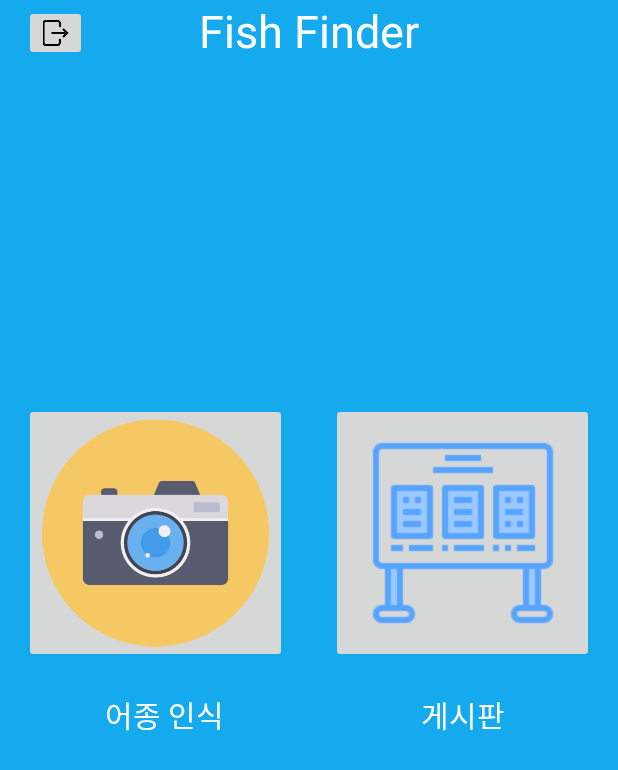
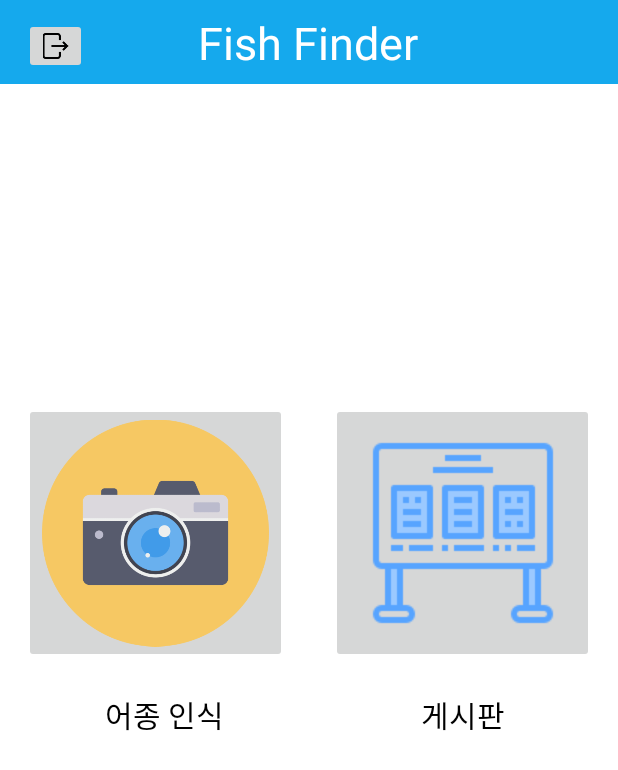
Before and after one commit to SEO-J17/2021_CapStone, an Android app: the Choice_Activity screen opened directly, with no data from a screen before it, on a phone screen of 412 x 824 dp. Shown: the top 770 px of the screen. Run offline under Robolectric (Android 15) with nearby library versions, the phone set to English and light mode, and no system bars.

Commit message:
Edit choice_activity

```diff
--- a/app/src/main/res/layout/activity_choice.xml
+++ b/app/src/main/res/layout/activity_choice.xml
@@ -3,10 +3,19 @@
     xmlns:android="http://schemas.android.com/apk/res/android"
     xmlns:app="http://schemas.android.com/apk/res-auto"
     xmlns:tools="http://schemas.android.com/tools"
-    android:background="@color/main_color"
+    android:background="@color/white"
     android:layout_width="match_parent"
     android:layout_height="match_parent">
 
+    <androidx.appcompat.widget.Toolbar
+        android:id="@+id/toolbar"
+        android:layout_width="match_parent"
+        android:layout_height="wrap_content"
+        android:background="@color/main_color"
+        app:layout_constraintEnd_toEndOf="parent"
+        app:layout_constraintHorizontal_bias="0.0"
+        app:layout_constraintStart_toStartOf="parent"
+        app:layout_constraintTop_toTopOf="parent"></androidx.appcompat.widget.Toolbar>
 
     <TextView
         android:id="@+id/choice_title"
@@ -15,7 +24,9 @@
         android:text="Fish Finder"
         android:textColor="@color/white"
         android:textSize="30sp"
-        app:layout_constraintEnd_toEndOf="parent"
+        app:layout_constraintBottom_toBottomOf="@+id/toolbar"
+        app:layout_constraintEnd_toEndOf="@+id/toolbar"
+        app:layout_constraintHorizontal_bias="0.498"
         app:layout_constraintStart_toStartOf="parent"
         app:layout_constraintTop_toTopOf="parent" />
 
@@ -32,7 +43,7 @@
         app:layout_constraintHorizontal_bias="0.043"
         app:layout_constraintStart_toStartOf="parent"
         app:layout_constraintTop_toTopOf="parent"
-        app:layout_constraintVertical_bias="0.004"
+        app:layout_constraintVertical_bias="0.015"
         app:srcCompat="@drawable/exit" />
 
     <ImageButton
@@ -65,7 +76,7 @@
         android:layout_width="wrap_content"
         android:layout_height="wrap_content"
         android:text="@string/view_camera"
-        android:textColor="@color/white"
+        android:textColor="@color/black"
         android:textSize="20sp"
         app:layout_constraintBottom_toBottomOf="parent"
         app:layout_constraintEnd_toEndOf="parent"
@@ -79,7 +90,7 @@
         android:layout_width="wrap_content"
         android:layout_height="wrap_content"
         android:text="@string/view_board"
-        android:textColor="@color/white"
+        android:textColor="@color/black"
         android:textSize="20sp"
         app:layout_constraintBottom_toBottomOf="parent"
         app:layout_constraintEnd_toEndOf="parent"
```
